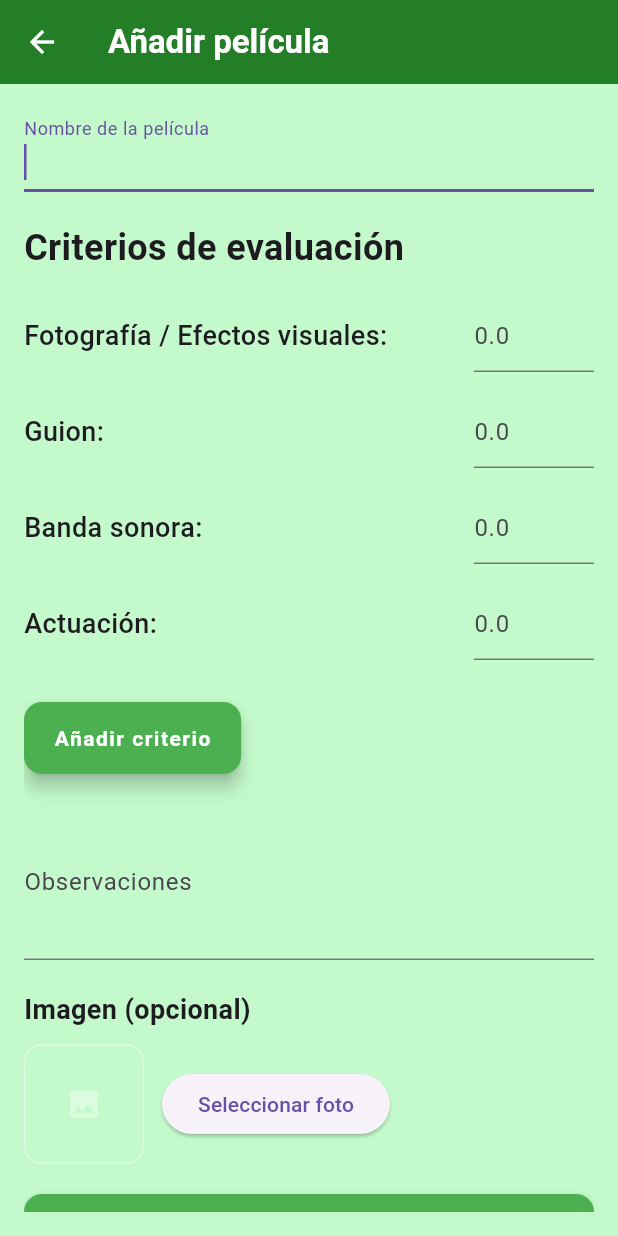
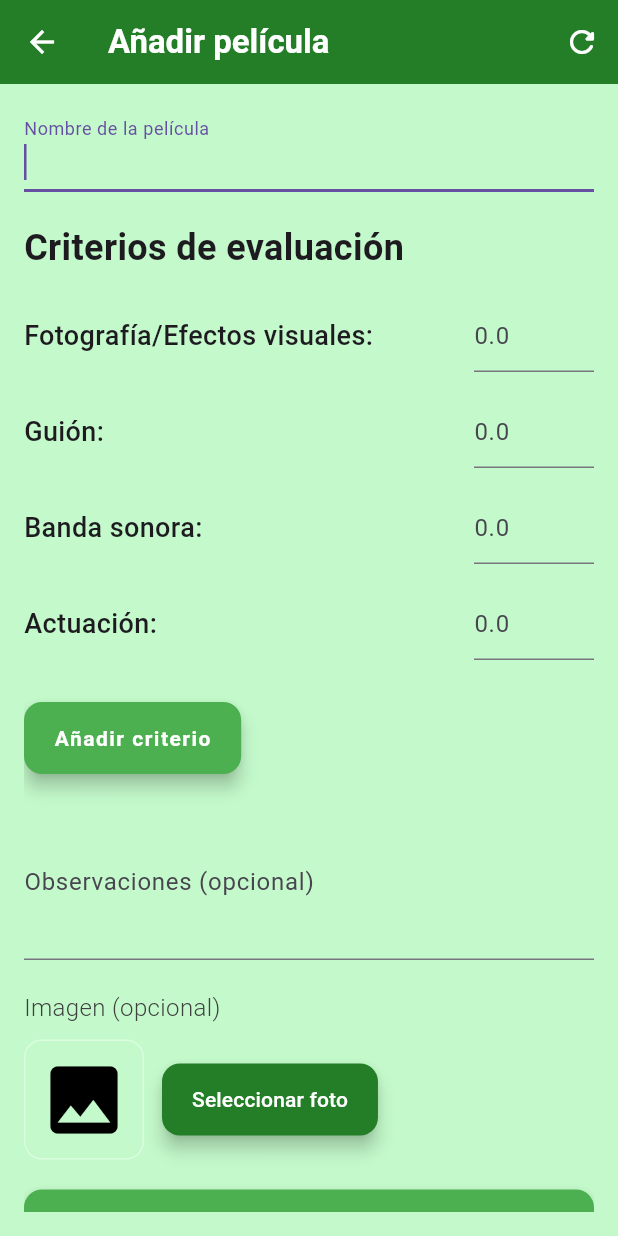
Before and after one commit to chrisladzamach/MovieDumpApp, a Flutter app: the AddMovieScreen screen opened by its route, on a phone screen of 412 x 824 dp. Run offline on Flutter 3.47's test engine with Material 3 defaults, Android fonts, the phone set to English and light mode, and no system bars; our stand-ins replace image_picker.

```diff
--- a/lib/data/sample/evaluation_criteria.dart
+++ b/lib/data/sample/evaluation_criteria.dart
@@ -1,8 +1,8 @@
 import '../models/evaluation_criteria.dart';
 
 final List<EvaluationCriteria> defaultCriteria = [
-  EvaluationCriteria(name: "Fotografía / Efectos visuales", score: 0.0),
-  EvaluationCriteria(name: "Guion", score: 0.0),
+  EvaluationCriteria(name: "Fotografía/Efectos visuales", score: 0.0),
+  EvaluationCriteria(name: "Guión", score: 0.0),
   EvaluationCriteria(name: "Banda sonora", score: 0.0),
   EvaluationCriteria(name: "Actuación", score: 0.0),
 ];
--- a/lib/data/sample/movies.dart
+++ b/lib/data/sample/movies.dart
@@ -2,7 +2,6 @@ import 'package:moviedump/data/models/evaluation_criteria.dart';
 
 import '../models/movie.dart';
 
-// TODO: Add image to each movie
 final List<Movie> sampleMovies = [
   Movie(
     title: "Interestellar",
--- a/lib/features/add_movie/screens/add_movie_screen.dart
+++ b/lib/features/add_movie/screens/add_movie_screen.dart
@@ -24,6 +24,7 @@ class _AddMovieScreenState extends State<AddMovieScreen> {
   final noteController = TextEditingController();
   final addCriteriaController = TextEditingController();
   final _formKey = GlobalKey<FormState>();
+    int _criteriaVersion = 0;
 
   @override
   void initState() {
@@ -63,6 +64,23 @@ class _AddMovieScreenState extends State<AddMovieScreen> {
           icon: const Icon(Icons.arrow_back, color: Colors.white),
           onPressed: () => Navigator.pop(context),
         ),
+        actions: [
+          IconButton(
+            icon: const Icon(Icons.refresh_rounded, color: Colors.white),
+            onPressed: () {
+              setState(() {
+                controller.reset();
+                titleController.clear();
+                noteController.clear();
+                addCriteriaController.clear();
+                selectedImage = null;
+                _formKey.currentState?.reset();
+                showAddCriteriaField = false;
+                                _criteriaVersion++;
+              });
+            },
+          ),
+        ],
         backgroundColor: AppColors.buttonColor,
       ),
       body: Padding(
@@ -97,6 +115,7 @@ class _AddMovieScreenState extends State<AddMovieScreen> {
               ...List.generate(controller.criteria.length, (i) {
                 final c = controller.criteria[i];
                 return CriteriaItem(
+                  key: ValueKey('${c.name}-$_criteriaVersion-$i'),
                   name: c.name,
                   score: c.score,
                   onScoreChanged: (value) {
@@ -173,13 +192,19 @@ class _AddMovieScreenState extends State<AddMovieScreen> {
               const SizedBox(height: 20),
               TextField(
                 controller: noteController,
-                decoration: const InputDecoration(labelText: "Observaciones"),
+                decoration: const InputDecoration(
+                  labelText: "Observaciones (opcional)",
+                ),
                 maxLines: 3,
               ),
               const SizedBox(height: 20),
               const Text(
                 "Imagen (opcional)",
-                style: TextStyle(fontSize: 18, fontWeight: FontWeight.bold),
+                style: TextStyle(
+                  fontSize: 16,
+                  fontWeight: FontWeight.w300,
+                  color: Color(0xFF404040),
+                ),
               ),
 
               const SizedBox(height: 10),
@@ -201,14 +226,28 @@ class _AddMovieScreenState extends State<AddMovieScreen> {
                           : null,
                     ),
                     child: selectedImage == null
-                        ? const Icon(Icons.image, color: Colors.white38)
+                        ? const Icon(Icons.image, color: Colors.black, size: 60)
                         : null,
                   ),
 
                   const SizedBox(width: 12),
 
                   ElevatedButton(
-                    onPressed: pickImage,
+                    style: ElevatedButton.styleFrom(
+                      shape: RoundedRectangleBorder(
+                        borderRadius: BorderRadius.circular(12),
+                      ),
+                      backgroundColor: AppColors.buttonColor,
+                      foregroundColor: Colors.white,
+                      elevation: 5,
+                      padding: const EdgeInsets.symmetric(
+                        vertical: 14,
+                        horizontal: 20,
+                      ),
+                    ),
+                    onPressed: () async {
+                      await pickImage();
+                    },
                     child: const Text("Seleccionar foto"),
                   ),
                 ],
@@ -225,6 +264,13 @@ class _AddMovieScreenState extends State<AddMovieScreen> {
                       imagePath: selectedImage?.path,
                     );
 
+                    setState(() {
+                      titleController.clear();
+                      noteController.clear();
+                      addCriteriaController.clear();
+                      selectedImage = null;
+                    });
+
                     Navigator.pop(context);
                   }
                 },
--- a/lib/features/movie_list/widgets/movie_card.dart
+++ b/lib/features/movie_list/widgets/movie_card.dart
@@ -5,7 +5,6 @@ import 'package:flutter/material.dart';
 import '../../../../data/models/movie.dart';
 import '../../../../core/constants/app_colors.dart';
 
-// TODO: Add image to each movie
 class MovieCard extends StatelessWidget {
   final Movie movie;
 
```
Also changed, not shown: lib/features/add_movie/controller/add_movie_controller.dart (+11 -0 lines).
